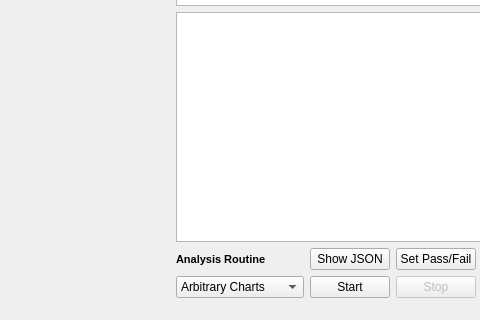
imatest/Operator-Console-Qt, file app/operatorconsoledialog.ui: the form before one commit; both pictures show x 514 to 994 and y 548 to 868 of the 1098 by 868 pixel window.
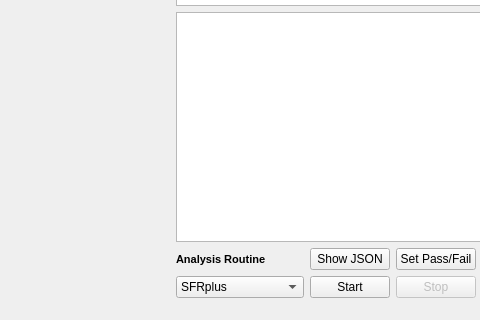
The form after the commit. Icons and pictures are not drawn.

The edit to the form file:
```diff
--- a/app/operatorconsoledialog.ui
+++ b/app/operatorconsoledialog.ui
@@ -537,7 +537,10 @@
            </widget>
           </item>
           <item>
-           <widget class="QComboBox" name="comboBox">
+           <widget class="QComboBox" name="analysisComboBox">
+            <property name="currentIndex">
+             <number>2</number>
+            </property>
             <item>
              <property name="text">
               <string>Arbitrary Charts</string>
```
